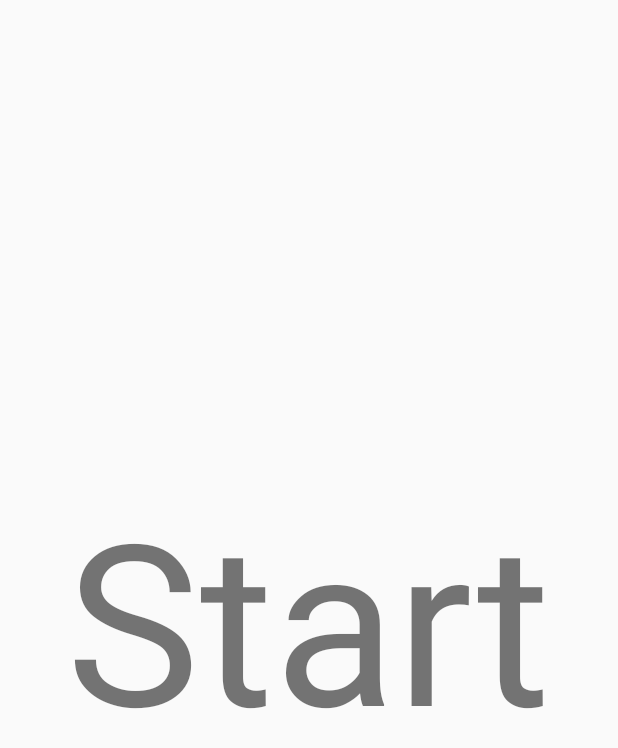
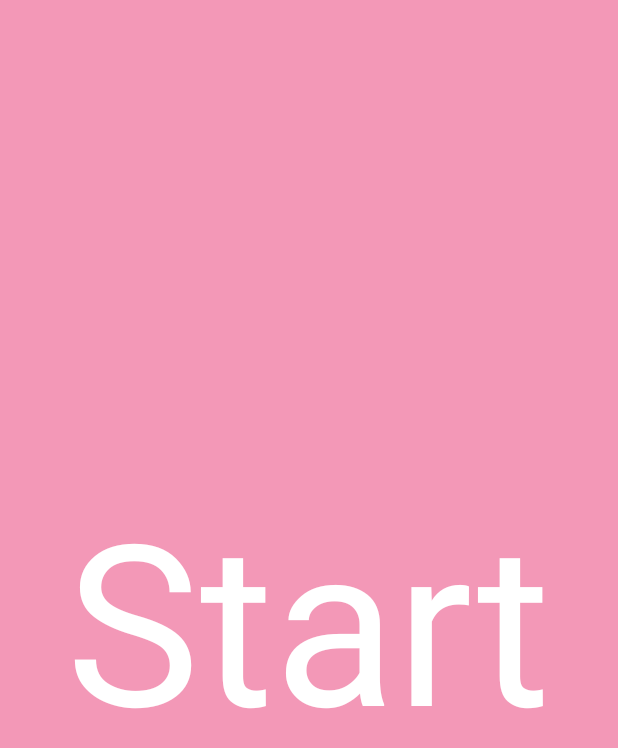
Before and after one commit to KaiChihCodeme/Zenbo_Dancing_v0.0.3, an Android app: the DanceActivity screen opened directly, with no data from a screen before it, on a phone screen of 412 x 824 dp. Shown: the top 748 px of the screen. Run offline under Robolectric (Android 15) with nearby library versions, the light colour scheme and no system bars; our stand-ins replace Firebase (no records; nobody signed in at launch, a user with empty details on screens opened directly); libraries missing offline, so code that uses them is left out: com.asus.robotframework; 10 statements that could not run were skipped.

Commit message:
修改介面藍藍粉粉

```diff
--- a/ZenboDancing/src/main/java/com/robot/asus/ZenboDancing/DanceActivity.java
+++ b/ZenboDancing/src/main/java/com/robot/asus/ZenboDancing/DanceActivity.java
@@ -12,6 +12,7 @@ import android.os.Bundle;
 import android.util.Log;
 import android.view.View;
 import android.view.WindowManager;
+import android.widget.LinearLayout;
 import android.widget.TextView;
 
 import com.asus.robotframework.API.MotionControl;
@@ -144,8 +145,16 @@ public class DanceActivity extends RobotActivity {
         Intent intent = getIntent();
         gender = intent.getStringExtra("motion");
 
-        genderTextView = (TextView) findViewById(R.id.genderTextView);
-        genderTextView.setText(gender);
+        /*genderTextView = (TextView) findViewById(R.id.genderTextView);
+        genderTextView.setText(gender);*/
+
+        LinearLayout linearLayout = findViewById(R.id.LinearLayout1);
+
+        if (gender.equals("man")) {
+            linearLayout.setBackgroundColor(getResources().getColor(R.color.man));
+        } else {
+            linearLayout.setBackgroundColor(getResources().getColor(R.color.girl));
+        }
 
         start = (TextView) findViewById(R.id.start);
         start.setOnClickListener(new View.OnClickListener() {
--- a/ZenboDancing/src/main/res/layout/activity_dance.xml
+++ b/ZenboDancing/src/main/res/layout/activity_dance.xml
@@ -10,14 +10,8 @@
         android:layout_width="wrap_content"
         android:layout_height="wrap_content"
         android:id="@+id/start"
+        android:textColor="#FFFFFF"
         android:textSize="150sp"
         android:text="Start"/>
 
-    <TextView
-        android:id="@+id/genderTextView"
-        android:layout_width="wrap_content"
-        android:layout_height="wrap_content"
-        android:text="Start"
-        android:layout_gravity="bottom"
-        android:textSize="60sp" />
 </LinearLayout>
--- a/ZenboDancing/src/main/res/values/colors.xml
+++ b/ZenboDancing/src/main/res/values/colors.xml
@@ -3,4 +3,6 @@
     <color name="colorPrimary">#3F51B5</color>
     <color name="colorPrimaryDark">#303F9F</color>
     <color name="colorAccent">#FF4081</color>
+    <color name="girl">#72E91E63</color>
+    <color name="man">#C92196F3</color>
 </resources>
```
